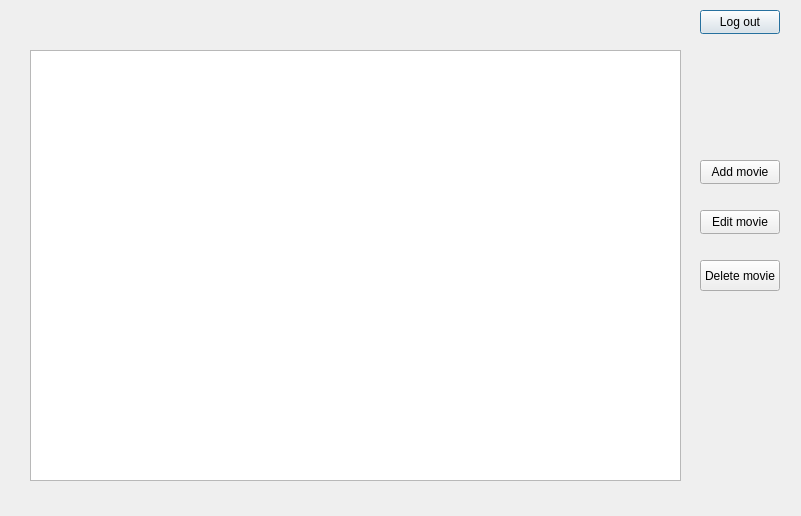
The window that welcom.ui (RomanMusijowski/CinemaApp) describes before a commit, drawn with Qt 5.
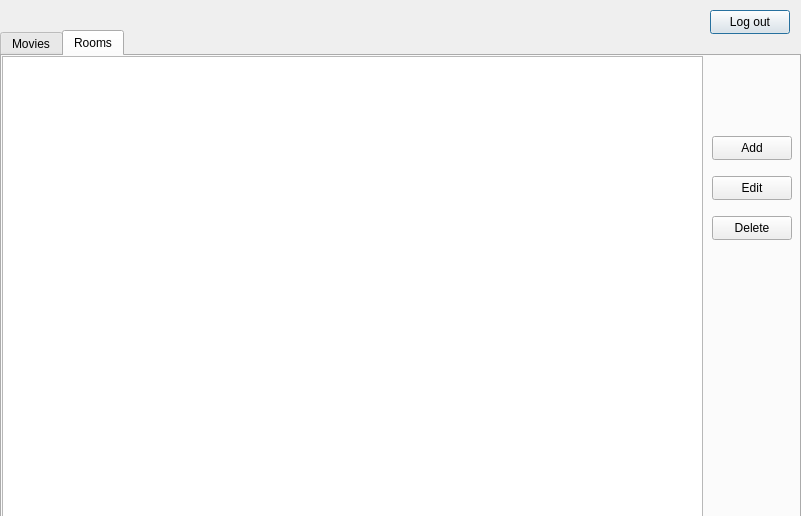
The same window after the commit. The open tabs and pages were chosen to show the change.

Commit message: add db function for rooms, update weldome window

Patch:
```diff
--- a/welcom.ui
+++ b/welcom.ui
@@ -13,15 +13,50 @@
   <property name="windowTitle">
    <string>Dialog</string>
   </property>
+  <widget class="QPushButton" name="logOut">
+   <property name="geometry">
+    <rect>
+     <x>710</x>
+     <y>10</y>
+     <width>80</width>
+     <height>24</height>
+    </rect>
+   </property>
+   <property name="text">
+    <string>Log out</string>
+   </property>
+  </widget>
+  <widget class="QTabWidget" name="tabWidget">
+   <property name="geometry">
+    <rect>
+     <x>0</x>
+     <y>30</y>
+     <width>801</width>
+     <height>491</height>
+    </rect>
+   </property>
+   <property name="currentIndex">
+    <number>0</number>
+   </property>
+   <widget class="QWidget" name="Movies">
+    <attribute name="title">
+     <string>Movies</string>
+    </attribute>
   <widget class="QTableWidget" name="tableWidget">
    <property name="geometry">
     <rect>
-     <x>30</x>
-     <y>50</y>
-     <width>651</width>
-     <height>431</height>
-    </rect>
-   </property>
+       <x>0</x>
+       <y>0</y>
+       <width>701</width>
+       <height>471</height>
+      </rect>
+     </property>
+     <property name="maximumSize">
+      <size>
+       <width>1777215</width>
+       <height>1777215</height>
+      </size>
+     </property>
    <property name="editTriggers">
     <set>QAbstractItemView::NoEditTriggers</set>
    </property>
@@ -32,20 +67,33 @@
   <widget class="QPushButton" name="logOut">
    <property name="geometry">
     <rect>
-     <x>700</x>
-     <y>10</y>
+       <x>710</x>
+       <y>20</y>
      <width>80</width>
      <height>24</height>
     </rect>
    </property>
    <property name="text">
-    <string>Log out</string>
+      <string>Movie list</string>
+     </property>
+    </widget>
+    <widget class="QPushButton" name="addMovie">
+     <property name="geometry">
+      <rect>
+       <x>710</x>
+       <y>170</y>
+       <width>80</width>
+       <height>24</height>
+      </rect>
+     </property>
+     <property name="text">
+      <string>Add movie</string>
    </property>
   </widget>
   <widget class="QPushButton" name="editMovie">
    <property name="geometry">
     <rect>
-     <x>700</x>
+       <x>710</x>
      <y>210</y>
      <width>80</width>
      <height>24</height>
@@ -58,8 +106,8 @@
   <widget class="QPushButton" name="deleteMovie">
    <property name="geometry">
     <rect>
-     <x>700</x>
-     <y>260</y>
+       <x>710</x>
+       <y>250</y>
      <width>80</width>
      <height>31</height>
     </rect>
@@ -68,18 +116,61 @@
     <string>Delete movie</string>
    </property>
   </widget>
-  <widget class="QPushButton" name="addMovie">
+   </widget>
+   <widget class="QWidget" name="Rooms">
+    <attribute name="title">
+     <string>Rooms</string>
+    </attribute>
+    <widget class="QTableWidget" name="tableWidget_2">
    <property name="geometry">
     <rect>
-     <x>700</x>
+       <x>0</x>
+       <y>0</y>
+       <width>701</width>
+       <height>471</height>
+      </rect>
+     </property>
+    </widget>
+    <widget class="QPushButton" name="addR">
+     <property name="geometry">
+      <rect>
+       <x>710</x>
+       <y>80</y>
+       <width>80</width>
+       <height>24</height>
+      </rect>
+     </property>
+     <property name="text">
+      <string>Add</string>
+     </property>
+    </widget>
+    <widget class="QPushButton" name="editR">
+     <property name="geometry">
+      <rect>
+       <x>710</x>
+       <y>120</y>
+       <width>80</width>
+       <height>24</height>
+      </rect>
+     </property>
+     <property name="text">
+      <string>Edit</string>
+     </property>
+    </widget>
+    <widget class="QPushButton" name="deleteR">
+     <property name="geometry">
+      <rect>
+       <x>710</x>
      <y>160</y>
      <width>80</width>
      <height>24</height>
     </rect>
    </property>
    <property name="text">
-    <string>Add movie</string>
-   </property>
+      <string>Delete</string>
+     </property>
+    </widget>
+   </widget>
   </widget>
  </widget>
  <resources/>
```
Left out of the diff: 2 changed lines with no effect on the pictures. Lines whose indentation alone changed are shown as unchanged. The commit also changes 7 other files.
